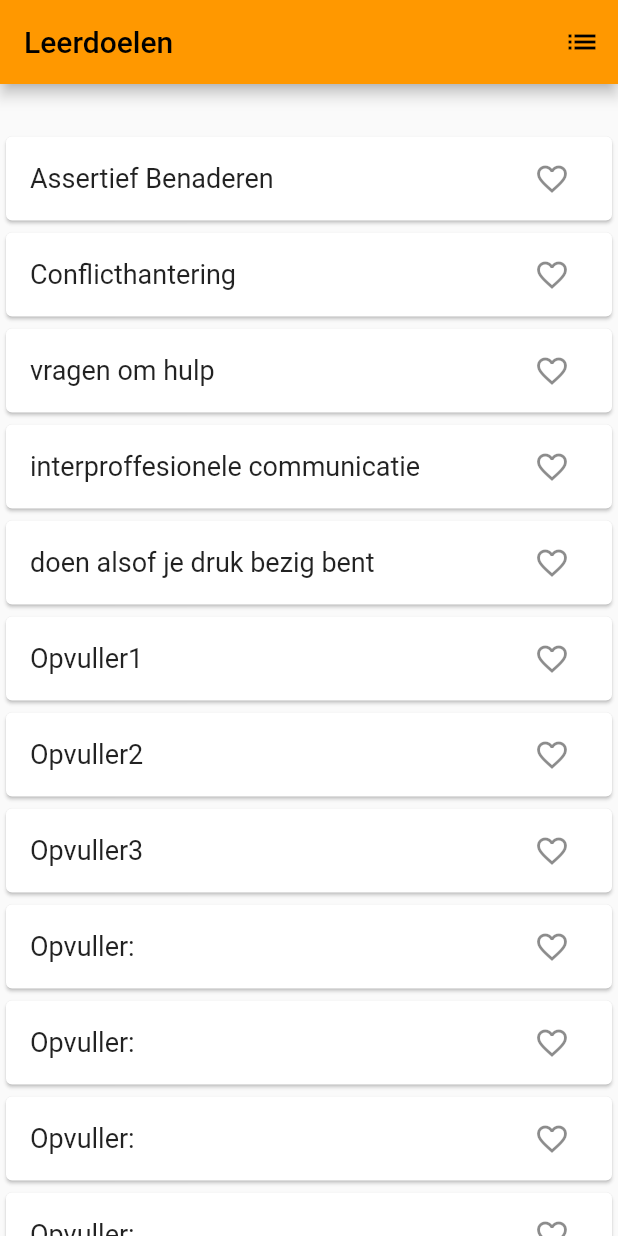
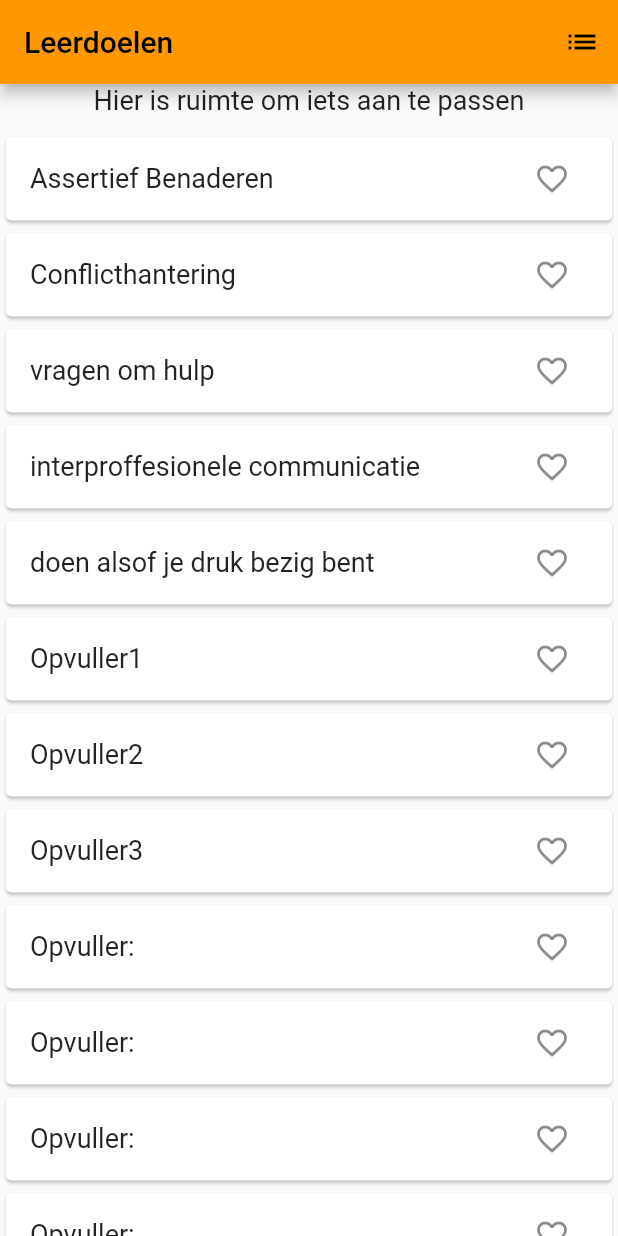
Before and after one commit to YGears/Appverpleegkunde, a Flutter app: the Leerdoelen screen opened directly, on a phone screen of 412 x 824 dp. Run offline on Flutter 3.47's test engine with Material 2 defaults, Android fonts, the phone set to English and light mode, and no system bars; our stand-ins replace shared_preferences; missing offline and left inert: dart:js; accounts and stored records are empty.

Commit message:
Removal unused scaffold

```diff
--- a/app_verpleegkunde/lib/screens/create_learning_goal/choose_learning_goal.dart
+++ b/app_verpleegkunde/lib/screens/create_learning_goal/choose_learning_goal.dart
@@ -31,9 +31,6 @@ class Leerdoelen extends StatefulWidget {
 
 class _Leerdoelen extends State<Leerdoelen>{
 
-  String _haveStarted3Times = '';
-
-  final _saved = <String>{};
   final _suggestions = <String>['Assertief Benaderen',
   'Conflicthantering',
   'vragen om hulp',
@@ -51,11 +48,6 @@ class _Leerdoelen extends State<Leerdoelen>{
     'Opvuller:',
     ];
   final _biggerFont = const TextStyle(fontSize: 18.0);
-
-  @override
-  void initState(){
-    super.initState();
-  }
 
   List<String> favorieten = [];
   void _updateFavorieten() async{
@@ -76,8 +68,7 @@ class _Leerdoelen extends State<Leerdoelen>{
   Future<void> _addFavorieteLeerdoel(String value) async{
     final prefs = await SharedPreferences.getInstance();
     List<String>? favorieteLeerdoelen = prefs.getStringList('Favorieten');
-    if(favorieteLeerdoelen == null){
-      favorieteLeerdoelen = [];}
+    favorieteLeerdoelen ??= [];
       favorieteLeerdoelen.add(value);
     prefs.setStringList('Favorieten', favorieteLeerdoelen);
 
@@ -102,12 +93,12 @@ class _Leerdoelen extends State<Leerdoelen>{
         ),
         body:
         SingleChildScrollView(
-          physics: ScrollPhysics(),
+          physics: const ScrollPhysics(),
           child: Column(
             children: <Widget>[
-          Text(_haveStarted3Times, style: _biggerFont),
+          Text('Hier is ruimte om iets aan te passen', style: _biggerFont),
           ListView.builder(
-            physics: NeverScrollableScrollPhysics(),
+            physics: const NeverScrollableScrollPhysics(),
             shrinkWrap: true,
             padding: const EdgeInsets.only(top: 10.0),
             itemCount: _suggestions.length,
```
